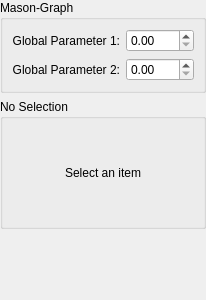
Old version of the form src/gui/widgets/editdockwidget.ui in the repository saschpe/masonry.
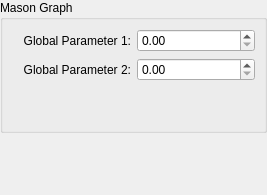
New version of the form.

Commit message: Changed the visual layout of EditDockWidget and implemented ::updateEdit(), which updates the widget based on the selection in the GraphScene.

```diff
--- a/src/gui/widgets/editdockwidget.ui
+++ b/src/gui/widgets/editdockwidget.ui
@@ -6,8 +6,8 @@
    <rect>
     <x>0</x>
     <y>0</y>
-    <width>206</width>
-    <height>300</height>
+    <width>267</width>
+    <height>195</height>
    </rect>
   </property>
   <property name="features">
@@ -21,48 +21,7 @@
     <property name="margin">
      <number>0</number>
     </property>
-    <item row="0" column="0">
-     <widget class="QGroupBox" name="graphGroupBox">
-      <property name="title">
-       <string>Mason-Graph</string>
-      </property>
-      <layout class="QGridLayout" name="gridLayout_5">
-       <item row="0" column="0">
-        <widget class="QLabel" name="label_13">
-         <property name="text">
-          <string>Global Parameter 1:</string>
-         </property>
-         <property name="alignment">
-          <set>Qt::AlignRight|Qt::AlignTrailing|Qt::AlignVCenter</set>
-         </property>
-         <property name="buddy">
-          <cstring>doubleSpinBox</cstring>
-         </property>
-        </widget>
-       </item>
-       <item row="1" column="0">
-        <widget class="QLabel" name="label_14">
-         <property name="text">
-          <string>Global Parameter 2:</string>
-         </property>
-         <property name="alignment">
-          <set>Qt::AlignRight|Qt::AlignTrailing|Qt::AlignVCenter</set>
-         </property>
-         <property name="buddy">
-          <cstring>doubleSpinBox_2</cstring>
-         </property>
-        </widget>
-       </item>
-       <item row="0" column="1">
-        <widget class="QDoubleSpinBox" name="doubleSpinBox"/>
-       </item>
-       <item row="1" column="1">
-        <widget class="QDoubleSpinBox" name="doubleSpinBox_2"/>
-       </item>
-      </layout>
-     </widget>
-    </item>
-    <item row="2" column="0">
+    <item row="1" column="0">
      <spacer name="verticalSpacer">
       <property name="orientation">
        <enum>Qt::Vertical</enum>
@@ -75,7 +34,7 @@
       </property>
      </spacer>
     </item>
-    <item row="1" column="0">
+    <item row="0" column="0">
      <widget class="QStackedWidget" name="stackedWidget">
       <property name="sizePolicy">
        <sizepolicy hsizetype="Preferred" vsizetype="Fixed">
@@ -92,21 +51,53 @@
          <number>0</number>
         </property>
         <item row="0" column="0">
-         <widget class="QGroupBox" name="groupBox">
+         <widget class="QGroupBox" name="graphGroupBox">
           <property name="title">
-           <string>No Selection</string>
+           <string>Mason Graph</string>
           </property>
           <layout class="QGridLayout" name="gridLayout_7">
            <item row="0" column="0">
-            <widget class="QLabel" name="label_10">
+            <widget class="QLabel" name="label_13">
              <property name="text">
-              <string>Select an item</string>
+              <string>Global Parameter 1:</string>
              </property>
              <property name="alignment">
-              <set>Qt::AlignCenter</set>
+              <set>Qt::AlignRight|Qt::AlignTrailing|Qt::AlignVCenter</set>
              </property>
             </widget>
            </item>
+           <item row="1" column="0">
+            <widget class="QLabel" name="label_14">
+             <property name="text">
+              <string>Global Parameter 2:</string>
+             </property>
+             <property name="alignment">
+              <set>Qt::AlignRight|Qt::AlignTrailing|Qt::AlignVCenter</set>
+             </property>
+             <property name="buddy">
+              <cstring>doubleSpinBox_2</cstring>
+             </property>
+            </widget>
+           </item>
+           <item row="0" column="1">
+            <widget class="QDoubleSpinBox" name="doubleSpinBox"/>
+           </item>
+           <item row="1" column="1">
+            <widget class="QDoubleSpinBox" name="doubleSpinBox_2"/>
+           </item>
+           <item row="2" column="0" colspan="2">
+            <spacer name="verticalSpacer_2">
+             <property name="orientation">
+              <enum>Qt::Vertical</enum>
+             </property>
+             <property name="sizeHint" stdset="0">
+              <size>
+               <width>20</width>
+               <height>40</height>
+              </size>
+             </property>
+            </spacer>
+           </item>
           </layout>
          </widget>
         </item>
```
Left out of the diff: 5 changed lines with no effect on the pictures. The commit also changes 2 other files.
